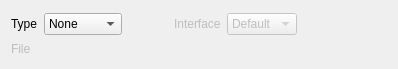
First picture: the form in src/kvirtualstorage_widget.ui, repository didier13150/kvirtual, before the edit.
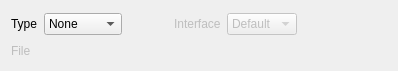
Second picture: the form after the edit. Custom widgets are drawn as their Qt base class.

Diff of the .ui file:
```diff
--- a/src/kvirtualstorage_widget.ui
+++ b/src/kvirtualstorage_widget.ui
@@ -7,7 +7,7 @@
     <x>0</x>
     <y>0</y>
     <width>398</width>
-    <height>69</height>
+    <height>71</height>
    </rect>
   </property>
   <property name="windowTitle">
```
Left out of the diff: 2 changed lines with no effect on the pictures.
